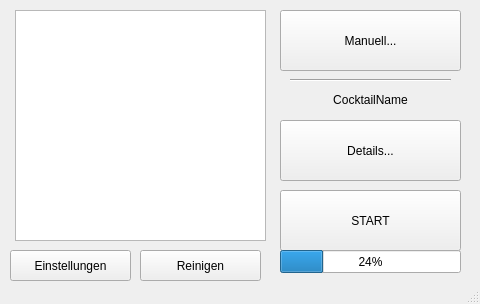
tbackens/Cocktailmaker, file app.ui: the form before one commit.
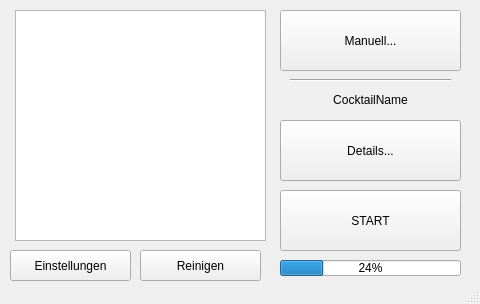
The form after the commit.

Patch:
```diff
--- a/app.ui
+++ b/app.ui
@@ -54,9 +54,9 @@
     <property name="geometry">
      <rect>
       <x>280</x>
-      <y>250</y>
+      <y>260</y>
       <width>181</width>
-      <height>23</height>
+      <height>16</height>
      </rect>
     </property>
     <property name="value">
```
